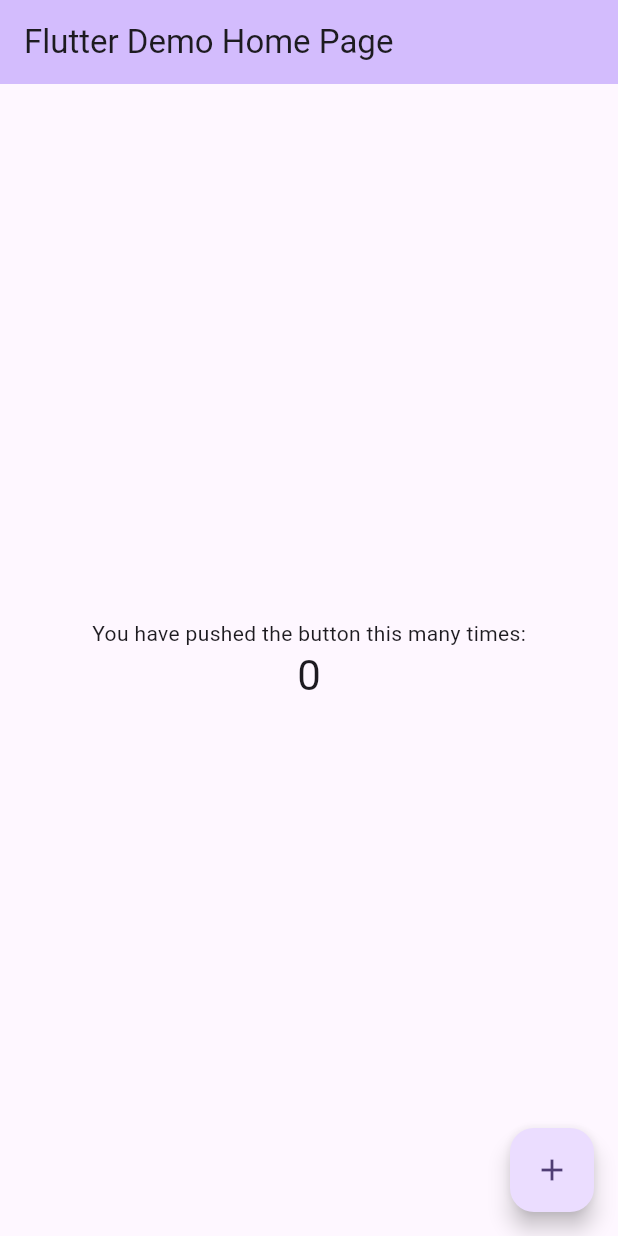
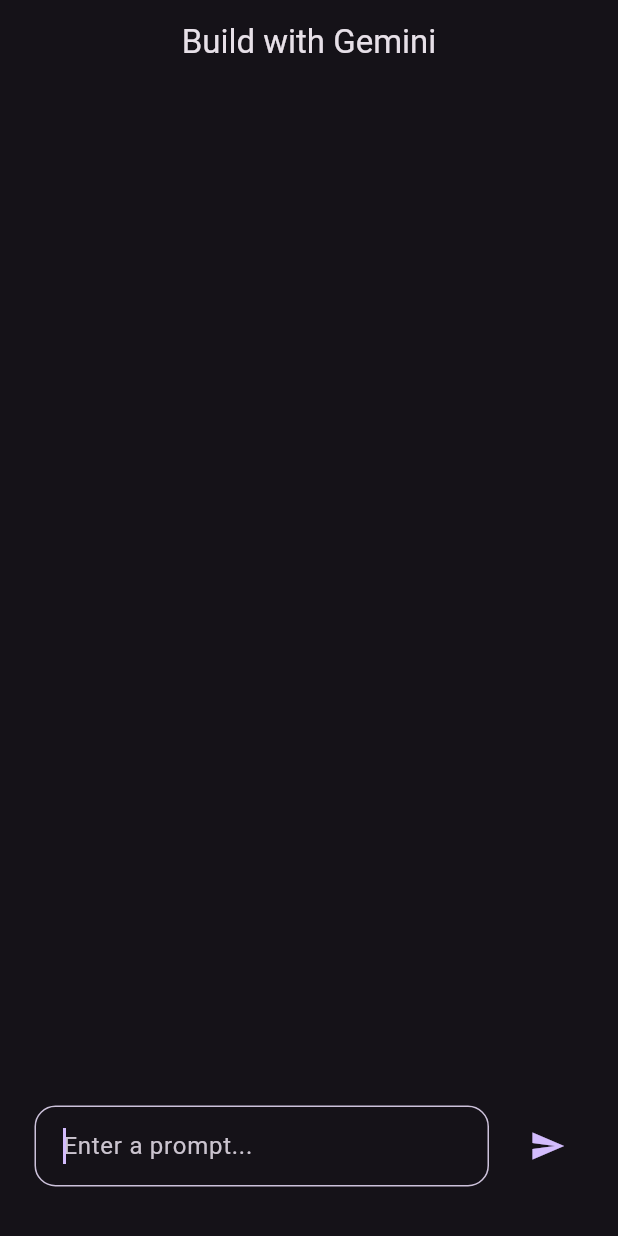
Before and after one commit to AngeloAyranji/flutter-app, a Flutter app: the screen it shows after launch, on a phone screen of 412 x 824 dp. Run offline on Flutter 3.47's test engine with Material 3 defaults, Android fonts, the phone set to English and light mode, and no system bars; our stand-ins replace flutter_dotenv, flutter_markdown, google_generative_ai.

Commit message:
Add main

```diff
--- a/lib/main.dart
+++ b/lib/main.dart
@@ -1,6 +1,10 @@
 import 'package:flutter/material.dart';
+import 'package:flutter_dotenv/flutter_dotenv.dart';
+import 'package:flutter_markdown/flutter_markdown.dart';
+import 'package:google_generative_ai/google_generative_ai.dart';
 
-void main() {
+void main() async {
+  await dotenv.load(fileName: ".env");
   runApp(const MyApp());
 }
 
@@ -13,113 +17,200 @@ class MyApp extends StatelessWidget {
     return MaterialApp(
       title: 'Flutter Demo',
       theme: ThemeData(
-        // This is the theme of your application.
-        //
-        // TRY THIS: Try running your application with "flutter run". You'll see
-        // the application has a purple toolbar. Then, without quitting the app,
-        // try changing the seedColor in the colorScheme below to Colors.green
-        // and then invoke "hot reload" (save your changes or press the "hot
-        // reload" button in a Flutter-supported IDE, or press "r" if you used
-        // the command line to start the app).
-        //
-        // Notice that the counter didn't reset back to zero; the application
-        // state is not lost during the reload. To reset the state, use hot
-        // restart instead.
-        //
-        // This works for code too, not just values: Most code changes can be
-        // tested with just a hot reload.
-        colorScheme: ColorScheme.fromSeed(seedColor: Colors.deepPurple),
+        colorScheme: ColorScheme.fromSeed(seedColor: Colors.deepPurple, brightness: Brightness.dark),
         useMaterial3: true,
       ),
-      home: const MyHomePage(title: 'Flutter Demo Home Page'),
+      home: const Home(),
     );
   }
 }
 
-class MyHomePage extends StatefulWidget {
-  const MyHomePage({super.key, required this.title});
-
-  // This widget is the home page of your application. It is stateful, meaning
-  // that it has a State object (defined below) that contains fields that affect
-  // how it looks.
-
-  // This class is the configuration for the state. It holds the values (in this
-  // case the title) provided by the parent (in this case the App widget) and
-  // used by the build method of the State. Fields in a Widget subclass are
-  // always marked "final".
-
-  final String title;
+class Home extends StatefulWidget {
+  const Home({super.key});
 
   @override
-  State<MyHomePage> createState() => _MyHomePageState();
+  State<Home> createState() => _HomeState();
 }
 
-class _MyHomePageState extends State<MyHomePage> {
-  int _counter = 0;
+class _HomeState extends State<Home> {
+  @override
+  Widget build(BuildContext context) {
+    return Scaffold(
+      appBar: AppBar(
+        title: const Text("Build with Gemini"),
+        centerTitle: true,
+      ),
+      body: const ChatScreen(),
+    );
+  }
+}
 
-  void _incrementCounter() {
-    setState(() {
-      // This call to setState tells the Flutter framework that something has
-      // changed in this State, which causes it to rerun the build method below
-      // so that the display can reflect the updated values. If we changed
-      // _counter without calling setState(), then the build method would not be
-      // called again, and so nothing would appear to happen.
-      _counter++;
-    });
+class ChatScreen extends StatefulWidget {
+  const ChatScreen({super.key});
+
+  @override
+  State<ChatScreen> createState() => _ChatScreenState();
+}
+
+class _ChatScreenState extends State<ChatScreen> {
+  late final GenerativeModel _model;
+  late final ChatSession _chat;
+  final TextEditingController _textController = TextEditingController();
+  final ScrollController _scrollController = ScrollController();
+  bool _loading = false;
+
+  @override
+  void initState() {
+    _model = GenerativeModel(model: "gemini-pro", apiKey: dotenv.env['API_KEY']!);
+    _chat = _model.startChat();
+    super.initState();
   }
 
   @override
   Widget build(BuildContext context) {
-    // This method is rerun every time setState is called, for instance as done
-    // by the _incrementCounter method above.
-    //
-    // The Flutter framework has been optimized to make rerunning build methods
-    // fast, so that you can just rebuild anything that needs updating rather
-    // than having to individually change instances of widgets.
-    return Scaffold(
-      appBar: AppBar(
-        // TRY THIS: Try changing the color here to a specific color (to
-        // Colors.amber, perhaps?) and trigger a hot reload to see the AppBar
-        // change color while the other colors stay the same.
-        backgroundColor: Theme.of(context).colorScheme.inversePrimary,
-        // Here we take the value from the MyHomePage object that was created by
-        // the App.build method, and use it to set our appbar title.
-        title: Text(widget.title),
+    bool hasApiKey = dotenv.env['API_KEY'] != null && dotenv.env['API_KEY']!.isNotEmpty;
+    return  Padding(
+      padding: const EdgeInsets.all(8.0),
+      child: Column(
+        mainAxisAlignment: MainAxisAlignment.center,
+        crossAxisAlignment: CrossAxisAlignment.start,
+        children: [
+          Expanded(
+            child: hasApiKey
+                ? ListView.builder(
+              controller: _scrollController,
+              itemBuilder: (context, idx) {
+                final content = _chat.history.toList()[idx];
+                final text = content.parts.whereType<TextPart>().map<String>((e) => e.text).join('');
+                return MessageWidget(
+                  text: text,
+                  isFromUser: content.role == 'user',
+                );
+              },
+              itemCount: _chat.history.length,
+            )
+                : ListView(
+              children: const [
+                Text('No API key found. Please provide an API Key.'),
+              ],
+            ),
+          ),
+          Padding(
+            padding: const EdgeInsets.symmetric(
+              vertical: 25,
+              horizontal: 15,
+            ),
+            child: Row(
+              children: [
+                Expanded(
+                  child: TextFormField(
+                    controller: _textController,
+                    autofocus: true,
+                    decoration: InputDecoration(
+                      contentPadding: const EdgeInsets.all(15),
+                      hintText: 'Enter a prompt...',
+                      border: OutlineInputBorder(
+                        borderRadius: const BorderRadius.all(
+                          Radius.circular(14),
+                        ),
+                        borderSide: BorderSide(
+                          color: Theme.of(context).colorScheme.secondary,
+                        ),
+                      ),
+                      focusedBorder: OutlineInputBorder(
+                        borderRadius: const BorderRadius.all(
+                          Radius.circular(14),
+                        ),
+                        borderSide: BorderSide(
+                          color: Theme.of(context).colorScheme.secondary,
+                        ),
+                      ),
+                    ),
+                    onFieldSubmitted: (String value) {
+                      _sendChatMessage(value);
+                    },
+                  ),
+                ),
+                const SizedBox.square(
+                  dimension: 15,
+                ),
+                if (!_loading)
+                  IconButton(
+                    onPressed: () async {
+                      _sendChatMessage(_textController.text);
+                    },
+                    icon: Icon(
+                      Icons.send,
+                      color: Theme.of(context).colorScheme.primary,
+                    ),
+                  )
+                else
+                  const CircularProgressIndicator(),
+              ],
+            ),
+          ),
+        ],
       ),
-      body: Center(
-        // Center is a layout widget. It takes a single child and positions it
-        // in the middle of the parent.
-        child: Column(
-          // Column is also a layout widget. It takes a list of children and
-          // arranges them vertically. By default, it sizes itself to fit its
-          // children horizontally, and tries to be as tall as its parent.
-          //
-          // Column has various properties to control how it sizes itself and
-          // how it positions its children. Here we use mainAxisAlignment to
-          // center the children vertically; the main axis here is the vertical
-          // axis because Columns are vertical (the cross axis would be
-          // horizontal).
-          //
-          // TRY THIS: Invoke "debug painting" (choose the "Toggle Debug Paint"
-          // action in the IDE, or press "p" in the console), to see the
-          // wireframe for each widget.
-          mainAxisAlignment: MainAxisAlignment.center,
-          children: <Widget>[
-            const Text(
-              'You have pushed the button this many times:',
+    );
+  }
+  Future<void> _sendChatMessage(String message) async {
+    setState(() => _loading = true);
+
+    try {
+      final response = await _chat.sendMessage(Content.text(message));
+      final text = response.text;
+      if (text == null) {
+        debugPrint('No response from API.');
+        return;
+      }
+      setState(() => _loading = false);
+    } catch (e) {
+      debugPrint(e.toString());
+    } finally {
+      _textController.clear();
+      setState(() => _loading = false);
+    }
+  }
+}
+
+
+
+class MessageWidget extends StatelessWidget {
+  final String text;
+  final bool isFromUser;
+
+  const MessageWidget({
+    super.key,
+    required this.text,
+    required this.isFromUser,
+  });
+
+  @override
+  Widget build(BuildContext context) {
+    return Row(
+      mainAxisAlignment: isFromUser ? MainAxisAlignment.end : MainAxisAlignment.start,
+      children: [
+        Flexible(
+          child: Container(
+            constraints: const BoxConstraints(maxWidth: 600),
+            decoration: BoxDecoration(
+              color: isFromUser
+                  ? Theme.of(context).colorScheme.primaryContainer
+                  : Theme.of(context).colorScheme.surfaceVariant,
+              borderRadius: BorderRadius.circular(18),
             ),
-            Text(
-              '$_counter',
-              style: Theme.of(context).textTheme.headlineMedium,
+            padding: const EdgeInsets.symmetric(
+              vertical: 15,
+              horizontal: 20,
             ),
-          ],
+            margin: const EdgeInsets.only(bottom: 8),
+            child: MarkdownBody(
+              selectable: true,
+              data: text,
+            ),
+          ),
         ),
-      ),
-      floatingActionButton: FloatingActionButton(
-        onPressed: _incrementCounter,
-        tooltip: 'Increment',
-        child: const Icon(Icons.add),
-      ), // This trailing comma makes auto-formatting nicer for build methods.
+      ],
     );
   }
 }
```
Also changed, not shown: pubspec.yaml (+9 -72 lines), pubspec.lock, 1 other file.
